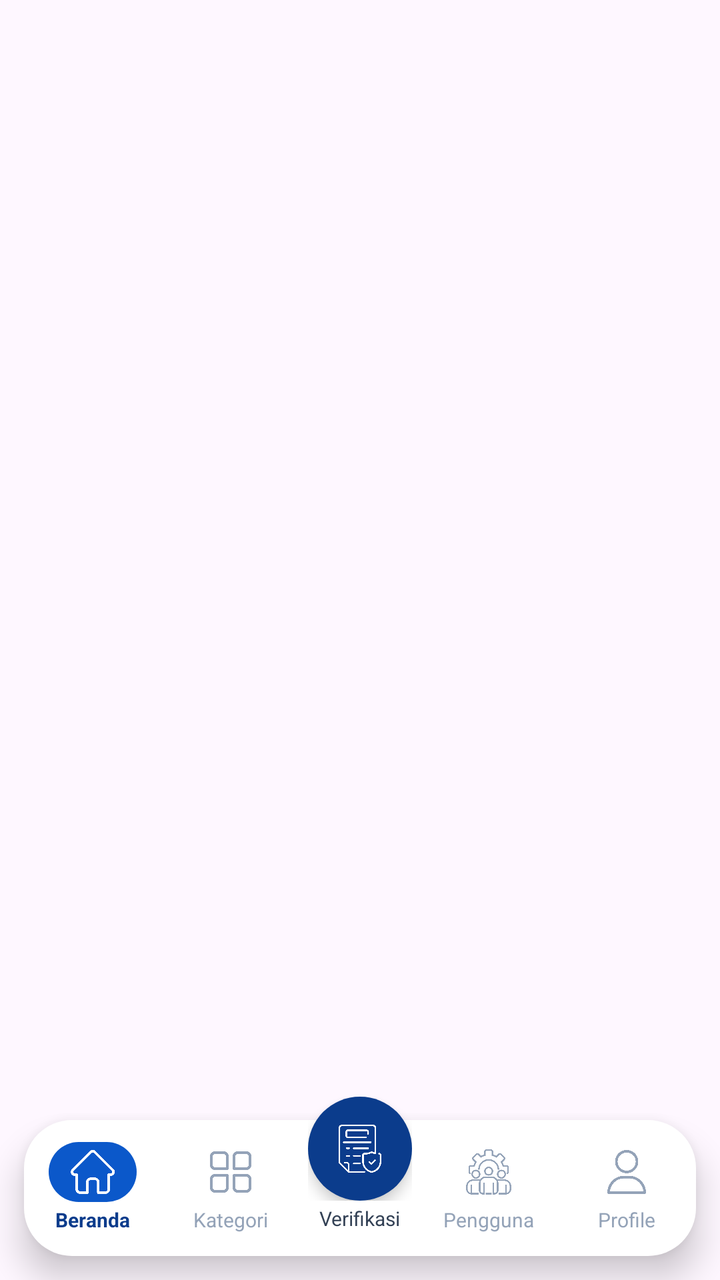
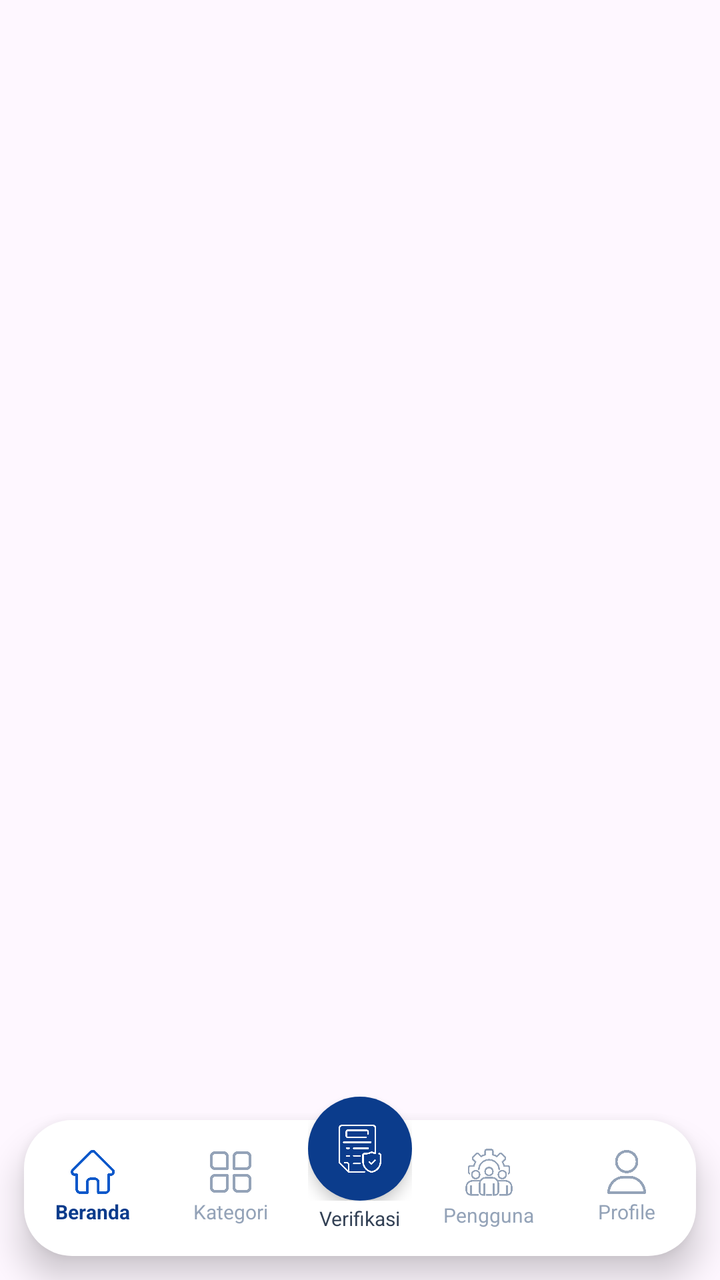

Screens rendered from an Android XML layout before and after an edit, with the pre-edit source and the edit as a unified diff.
<!-- AndroidManifest.xml: application theme Theme.PinPoint -->
<!-- res/layout/layout_admin_bottom_nav.xml -->
<?xml version="1.0" encoding="utf-8"?>
<androidx.constraintlayout.widget.ConstraintLayout xmlns:android="http://schemas.android.com/apk/res/android"
    xmlns:app="http://schemas.android.com/apk/res-auto"
    android:id="@+id/bottomNavContainer"
    android:layout_width="match_parent"
    android:layout_height="104dp"
    android:clipChildren="false"
    android:clipToPadding="false"
    android:paddingStart="12dp"
    android:paddingEnd="12dp">

    
    <View
        android:layout_width="0dp"
        android:layout_height="68dp"
        android:background="@drawable/bg_navbar"
        android:elevation="10dp"
        app:layout_constraintBottom_toBottomOf="parent"
        app:layout_constraintLeft_toLeftOf="parent"
        app:layout_constraintRight_toRightOf="parent"
        android:layout_marginBottom="12dp" />

    
    <LinearLayout
        android:id="@+id/navHome"
        android:layout_width="0dp"
        android:layout_height="68dp"
        android:gravity="center"
        android:clickable="true"
        android:focusable="true"
        android:orientation="vertical"
        android:elevation="12dp"
        app:layout_constraintBottom_toBottomOf="parent"
        app:layout_constraintLeft_toLeftOf="parent"
        app:layout_constraintRight_toLeftOf="@id/navCategory"
        app:layout_constraintHorizontal_weight="1"
        android:layout_marginBottom="12dp">

        <ImageView
            android:id="@+id/ivNavHome"
            android:layout_width="44dp"
            android:layout_height="30dp"
            android:paddingHorizontal="11dp"
            android:paddingVertical="4dp"
            android:background="@drawable/bg_nav_icon_active_blue"
            android:src="@drawable/home"
            app:tint="#FFFFFF" />

        <TextView
            android:id="@+id/tvNavHome"
            android:layout_width="wrap_content"
            android:layout_height="wrap_content"
            android:layout_marginTop="2dp"
            android:text="Beranda"
            android:textColor="#0B3C8C"
            android:textSize="10sp"
            android:textStyle="bold" />
    </LinearLayout>

    
    <LinearLayout
        android:id="@+id/navCategory"
        android:layout_width="0dp"
        android:layout_height="68dp"
        android:gravity="center"
        android:clickable="true"
        android:focusable="true"
        android:orientation="vertical"
        android:elevation="12dp"
        app:layout_constraintBottom_toBottomOf="parent"
        app:layout_constraintLeft_toRightOf="@id/navHome"
        app:layout_constraintRight_toLeftOf="@id/guidelineCenter"
        app:layout_constraintHorizontal_weight="1"
        android:layout_marginBottom="12dp"
        android:layout_marginEnd="30dp">

        <ImageView
            android:id="@+id/ivNavCategory"
            android:layout_width="44dp"
            android:layout_height="30dp"
            android:paddingHorizontal="11dp"
            android:paddingVertical="4dp"
            android:src="@drawable/category"
            app:tint="#94A3B8" />

        <TextView
            android:id="@+id/tvNavCategory"
            android:layout_width="wrap_content"
            android:layout_height="wrap_content"
            android:layout_marginTop="2dp"
            android:text="Kategori"
            android:textColor="#94A3B8"
            android:textSize="10sp" />
    </LinearLayout>

    
    <androidx.constraintlayout.widget.Guideline
        android:id="@+id/guidelineCenter"
        android:layout_width="wrap_content"
        android:layout_height="wrap_content"
        android:orientation="vertical"
        app:layout_constraintGuide_percent="0.5" />

    
    <LinearLayout
        android:id="@+id/navAccount"
        android:layout_width="0dp"
        android:layout_height="68dp"
        android:gravity="center"
        android:clickable="true"
        android:focusable="true"
        android:orientation="vertical"
        android:elevation="12dp"
        app:layout_constraintBottom_toBottomOf="parent"
        app:layout_constraintLeft_toRightOf="@id/guidelineCenter"
        app:layout_constraintRight_toLeftOf="@id/navProfile"
        app:layout_constraintHorizontal_weight="1"
        android:layout_marginBottom="12dp"
        android:layout_marginStart="30dp">

        <ImageView
            android:id="@+id/ivNavAccount"
            android:layout_width="44dp"
            android:layout_height="30dp"
            android:paddingHorizontal="10dp"
            android:paddingVertical="3dp"
            android:src="@drawable/user_manage"
            app:tint="#94A3B8" />

        <TextView
            android:id="@+id/tvNavAccount"
            android:layout_width="wrap_content"
            android:layout_height="wrap_content"
            android:layout_marginTop="2dp"
            android:text="Pengguna"
            android:textColor="#94A3B8"
            android:textSize="10sp" />
    </LinearLayout>

    
    <LinearLayout
        android:id="@+id/navProfile"
        android:layout_width="0dp"
        android:layout_height="68dp"
        android:gravity="center"
        android:clickable="true"
        android:focusable="true"
        android:orientation="vertical"
        android:elevation="12dp"
        app:layout_constraintBottom_toBottomOf="parent"
        app:layout_constraintLeft_toRightOf="@id/navAccount"
        app:layout_constraintRight_toRightOf="parent"
        app:layout_constraintHorizontal_weight="1"
        android:layout_marginBottom="12dp">

        <ImageView
            android:id="@+id/ivNavProfile"
            android:layout_width="44dp"
            android:layout_height="30dp"
            android:paddingHorizontal="11dp"
            android:paddingVertical="4dp"
            android:src="@drawable/user"
            app:tint="#94A3B8" />

        <TextView
            android:id="@+id/tvNavProfile"
            android:layout_width="wrap_content"
            android:layout_height="wrap_content"
            android:layout_marginTop="2dp"
            android:text="Profile"
            android:textColor="#94A3B8"
            android:textSize="10sp" />
    </LinearLayout>

    
    <LinearLayout
        android:id="@+id/navVerifyCenter"
        android:layout_width="wrap_content"
        android:layout_height="wrap_content"
        android:clickable="true"
        android:focusable="true"
        android:gravity="center"
        android:orientation="vertical"
        android:elevation="15dp"
        app:layout_constraintLeft_toLeftOf="parent"
        app:layout_constraintRight_toRightOf="parent"
        app:layout_constraintBottom_toBottomOf="parent"
        android:layout_marginBottom="24dp"> 

        
        <RelativeLayout
            android:layout_width="52dp"
            android:layout_height="52dp"
            android:clipChildren="false"
            android:clipToPadding="false">

            
            <LinearLayout
                android:layout_width="55dp"
                android:layout_height="55dp"
                android:layout_centerInParent="true"
                android:background="@drawable/bg_circle_blue_btn"
                android:elevation="4dp"
                android:gravity="center">

                <ImageView
                    android:layout_width="24dp"
                    android:layout_height="24dp"
                    android:src="@drawable/verif"
                    app:tint="#FFFFFF" />
            </LinearLayout>

            
            <TextView
                android:id="@+id/tvNavBadgeCount"
                android:layout_width="20dp"
                android:layout_height="20dp"
                android:layout_alignParentEnd="true"
                android:layout_alignParentTop="true"
                android:background="@drawable/bg_badge_red_circle"
                android:elevation="8dp"
                android:gravity="center"
                android:text="24"
                android:textColor="#FFFFFF"
                android:textSize="9sp"
                android:textStyle="bold"
                android:visibility="gone" />
        </RelativeLayout>

        
        <TextView
            android:id="@+id/tvNavVerify"
            android:layout_width="wrap_content"
            android:layout_height="wrap_content"
            android:layout_marginTop="2dp"
            android:text="Verifikasi"
            android:textColor="#334155"
            android:textSize="10sp" />
    </LinearLayout>

</androidx.constraintlayout.widget.ConstraintLayout>
<!-- resources referenced by this layout -->
<resources>
  <!-- drawable bg_badge_red_circle (drawable) -->
  <?xml version="1.0" encoding="utf-8"?>
  <shape xmlns:android="http://schemas.android.com/apk/res/android"
      android:shape="oval">
      <solid android:color="#D32F2F" />
  </shape>
  <!-- drawable bg_circle_blue_btn (drawable) -->
  <?xml version="1.0" encoding="utf-8"?>
  <shape xmlns:android="http://schemas.android.com/apk/res/android"
      android:shape="oval">
      <solid android:color="#0B3C8C" />
  </shape>
  <!-- drawable bg_nav_icon_active_blue (drawable) -->
  <?xml version="1.0" encoding="utf-8"?>
  <shape xmlns:android="http://schemas.android.com/apk/res/android"
      android:shape="rectangle">
      <solid android:color="#0B58CA" />
      <corners android:radius="16dp" />
  </shape>
  <!-- drawable bg_navbar (drawable) -->
  <?xml version="1.0" encoding="utf-8"?>
  <shape xmlns:android="http://schemas.android.com/apk/res/android"
      android:shape="rectangle">
      <solid android:color="#FFFFFF" />
      <corners
          android:topLeftRadius="24dp"
          android:topRightRadius="24dp"
          android:bottomLeftRadius="24dp"
          android:bottomRightRadius="24dp" />
  </shape>
  <!-- drawable category: png bitmap (drawable, 8234 bytes) -->
  <!-- drawable home: png bitmap (drawable, 8020 bytes) -->
  <!-- drawable user: png bitmap (drawable, 12623 bytes) -->
  <!-- drawable user_manage: png bitmap (drawable, 19656 bytes) -->
  <!-- drawable verif: png bitmap (drawable, 12368 bytes) -->
  <style name="Theme.PinPoint" parent="Base.Theme.PinPoint" />
  <style name="Base.Theme.PinPoint" parent="Theme.Material3.DayNight.NoActionBar">
          <item name="android:windowAnimationStyle">@style/SmoothActivityAnimation</item>
      </style>
  <style name="SmoothActivityAnimation" parent="@android:style/Animation.Activity">
          <item name="android:activityOpenEnterAnimation">@anim/fade_in_smooth</item>
          <item name="android:activityOpenExitAnimation">@anim/fade_out_smooth</item>
          <item name="android:activityCloseEnterAnimation">@anim/slide_in_left</item>
          <item name="android:activityCloseExitAnimation">@anim/slide_out_right</item>
      </style>
</resources>

<!-- the commit's change to res/layout/layout_admin_bottom_nav.xml (unified diff, before → after) -->
@@ -38,13 +38,10 @@
 
         <ImageView
             android:id="@+id/ivNavHome"
-            android:layout_width="44dp"
-            android:layout_height="30dp"
-            android:paddingHorizontal="11dp"
-            android:paddingVertical="4dp"
-            android:background="@drawable/bg_nav_icon_active_blue"
+            android:layout_width="22dp"
+            android:layout_height="22dp"
             android:src="@drawable/home"
-            app:tint="#FFFFFF" />
+            app:tint="#0B58CA" />
 
         <TextView
             android:id="@+id/tvNavHome"
@@ -76,10 +73,8 @@
 
         <ImageView
             android:id="@+id/ivNavCategory"
-            android:layout_width="44dp"
-            android:layout_height="30dp"
-            android:paddingHorizontal="11dp"
-            android:paddingVertical="4dp"
+            android:layout_width="22dp"
+            android:layout_height="22dp"
             android:src="@drawable/category"
             app:tint="#94A3B8" />
 
@@ -120,10 +115,8 @@
 
         <ImageView
             android:id="@+id/ivNavAccount"
-            android:layout_width="44dp"
-            android:layout_height="30dp"
-            android:paddingHorizontal="10dp"
-            android:paddingVertical="3dp"
+            android:layout_width="25dp"
+            android:layout_height="25dp"
             android:src="@drawable/user_manage"
             app:tint="#94A3B8" />
 
@@ -155,10 +148,8 @@
 
         <ImageView
             android:id="@+id/ivNavProfile"
-            android:layout_width="44dp"
-            android:layout_height="30dp"
-            android:paddingHorizontal="11dp"
-            android:paddingVertical="4dp"
+            android:layout_width="22dp"
+            android:layout_height="22dp"
             android:src="@drawable/user"
             app:tint="#94A3B8" />
 
<!-- resource entries referenced after the edit -->
@@ -11,13 +11,6 @@
   <shape xmlns:android="http://schemas.android.com/apk/res/android"
       android:shape="oval">
       <solid android:color="#0B3C8C" />
-  </shape>
-  <!-- drawable bg_nav_icon_active_blue (drawable) -->
-  <?xml version="1.0" encoding="utf-8"?>
-  <shape xmlns:android="http://schemas.android.com/apk/res/android"
-      android:shape="rectangle">
-      <solid android:color="#0B58CA" />
-      <corners android:radius="16dp" />
   </shape>
   <!-- drawable bg_navbar (drawable) -->
   <?xml version="1.0" encoding="utf-8"?>
@@ -37,13 +30,6 @@
   <!-- drawable verif: png bitmap (drawable, 12368 bytes) -->
   <style name="Theme.PinPoint" parent="Base.Theme.PinPoint" />
   <style name="Base.Theme.PinPoint" parent="Theme.Material3.DayNight.NoActionBar">
-          <item name="android:windowAnimationStyle">@style/SmoothActivityAnimation</item>
-      </style>
-  <style name="SmoothActivityAnimation" parent="@android:style/Animation.Activity">
-          <item name="android:activityOpenEnterAnimation">@anim/fade_in_smooth</item>
-          <item name="android:activityOpenExitAnimation">@anim/fade_out_smooth</item>
-          <item name="android:activityCloseEnterAnimation">@anim/slide_in_left</item>
-          <item name="android:activityCloseExitAnimation">@anim/slide_out_right</item>
       </style>
 </resources>
 
